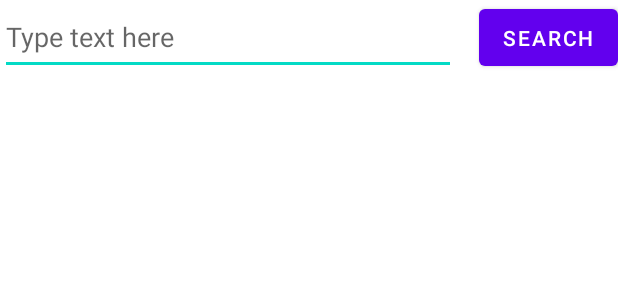
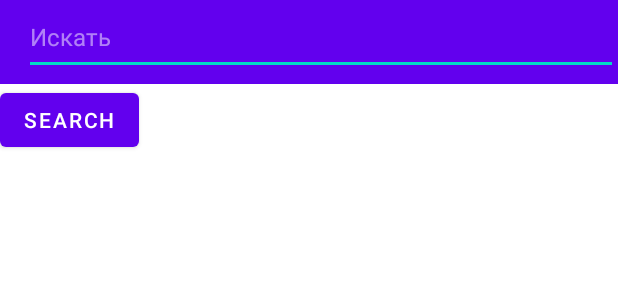
Before and after one commit to Winnie-the-Pooh2019/MyDailer, an Android app: the layout activity_main.xml on its own in the app's theme, with its tools: preview values and no code run, on a phone screen of 412 x 824 dp. Shown: the top 300 px of the screen. Run offline under Robolectric (Android 15) with nearby library versions, the phone set to English and light mode, and no system bars.

Commit message:
added toolbar with search bar

```diff
--- a/app/src/main/java/com/example/mydailer/MainActivity.kt
+++ b/app/src/main/java/com/example/mydailer/MainActivity.kt
@@ -19,9 +19,16 @@ class MainActivity : AppCompatActivity() {
         super.onCreate(savedInstanceState)
         setContentView(R.layout.activity_main)
         Timber.plant(Timber.DebugTree())
+        setSupportActionBar(findViewById(R.id.toolbar))
 
         CoroutineScope(Dispatchers.Main).launch {
-            val phoneList = Gson().fromJson(downloadJson(), Array<Phone>::class.java)
+            val phoneList: Array<Phone> =
+            try {
+                Gson().fromJson(downloadJson(), Array<Phone>::class.java)
+            } catch (e: Exception) {
+                Timber.e(e)
+                emptyArray()
+            }
 
             val recyclerView = findViewById<RecyclerView>(R.id.recycler_view).apply {
                 layoutManager = LinearLayoutManager(context)
--- a/app/src/main/res/layout/activity_main.xml
+++ b/app/src/main/res/layout/activity_main.xml
@@ -2,22 +2,36 @@
 <LinearLayout
         xmlns:android="http://schemas.android.com/apk/res/android"
         xmlns:tools="http://schemas.android.com/tools"
-        xmlns:app="http://schemas.android.com/apk/res-auto"
         android:layout_width="match_parent"
         android:layout_height="match_parent"
         tools:context=".MainActivity" android:id="@+id/main_layout" android:orientation="vertical"
 >
+    <androidx.appcompat.widget.Toolbar
+            android:layout_width="match_parent"
+            android:layout_height="?attr/actionBarSize"
+            android:background="?attr/colorPrimary"
+            android:theme="@style/Toolbar"
+            android:minHeight="?attr/actionBarSize" android:id="@+id/toolbar">
+        <LinearLayout
+                android:layout_width="match_parent"
+                android:layout_height="match_parent"
+                android:orientation="vertical">
+
+            <EditText
+                    android:id="@+id/text_search"
+                    android:layout_width="match_parent"
+                    android:layout_height="wrap_content"
+                    android:hint="@string/search_invation" android:autofillHints="no" android:inputType="text"
+                    android:minHeight="50dp" android:textSize="16sp"
+                    android:maxLines="1"
+                    android:imeOptions="actionSearch"/>
+
+        </LinearLayout>
+    </androidx.appcompat.widget.Toolbar>
     <LinearLayout
             android:orientation="horizontal"
             android:layout_width="match_parent"
             android:layout_height="wrap_content" android:id="@+id/search_bar">
-        <EditText
-                android:layout_width="match_parent"
-                android:layout_height="wrap_content"
-                android:inputType="textPersonName"
-                android:ems="10"
-                android:id="@+id/text_search" android:layout_weight="1" android:minHeight="50dp"
-                android:hint="@string/type_text_here" android:autofillHints="no" android:layout_marginEnd="15dp"/>
         <Button
                 android:text="@string/search"
                 android:layout_width="wrap_content"
--- a/app/src/main/res/values/strings.xml
+++ b/app/src/main/res/values/strings.xml
@@ -6,4 +6,5 @@
     <string name="name_title_text">Имя</string>
     <string name="phone_title_desc">Телефон</string>
     <string name="desc_title_text">Описание</string>
+    <string name="search_invation">Искать</string>
 </resources>
--- a/app/src/main/res/values/themes.xml
+++ b/app/src/main/res/values/themes.xml
@@ -1,6 +1,7 @@
 <resources xmlns:tools="http://schemas.android.com/tools">
     <!-- Base application theme. -->
-    <style name="Theme.MyDailer" parent="Theme.MaterialComponents.DayNight.DarkActionBar">
+
+    <style name="Theme.MyDailer" parent="Theme.MaterialComponents.DayNight.NoActionBar">
         <!-- Primary brand color. -->
         <item name="colorPrimary">@color/purple_500</item>
         <item name="colorPrimaryVariant">@color/purple_700</item>
@@ -13,4 +14,16 @@
         <item name="android:statusBarColor" tools:targetApi="l">?attr/colorPrimaryVariant</item>
         <!-- Customize your theme here. -->
     </style>
+
+    <style name="Toolbar" parent="ThemeOverlay.MaterialComponents.Dark.ActionBar">
+        <item name="colorPrimary">@color/purple_500</item>
+        <item name="colorPrimaryVariant">@color/purple_700</item>
+        <item name="colorOnPrimary">@color/white</item>
+        <!-- Secondary brand color. -->
+        <item name="colorSecondary">@color/teal_200</item>
+        <item name="colorSecondaryVariant">@color/teal_700</item>
+        <item name="colorOnSecondary">@color/black</item>
+        <!-- Status bar color. -->
+        <item name="android:statusBarColor" tools:targetApi="l">?attr/colorPrimaryVariant</item>
+    </style>
 </resources>
```
